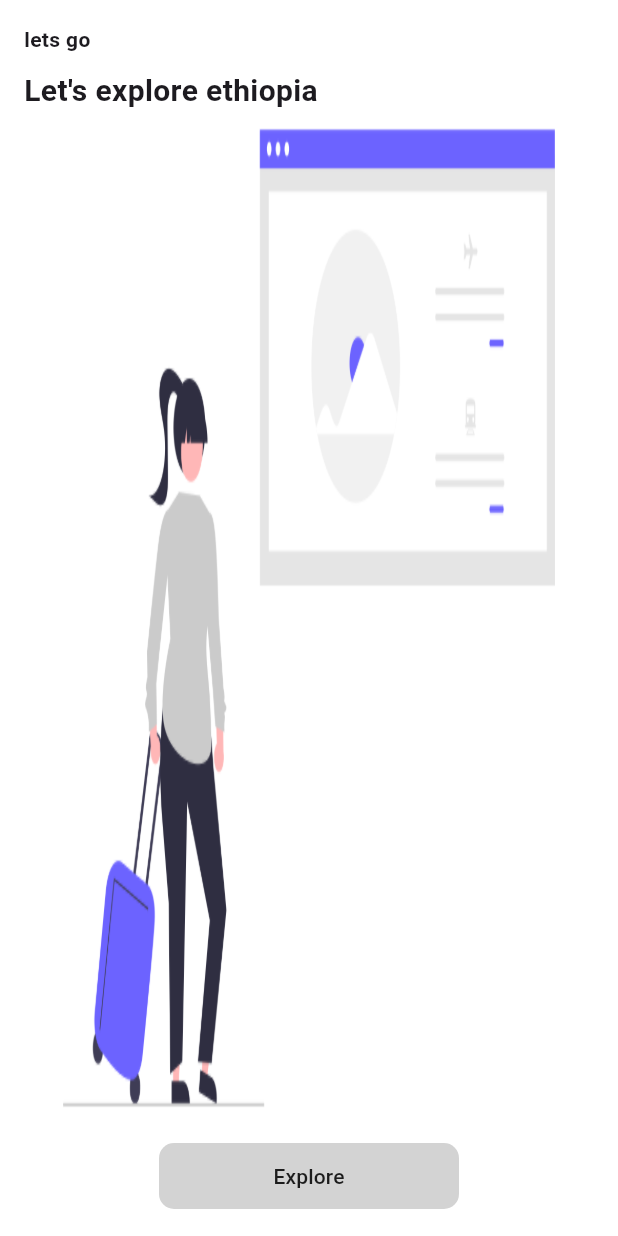
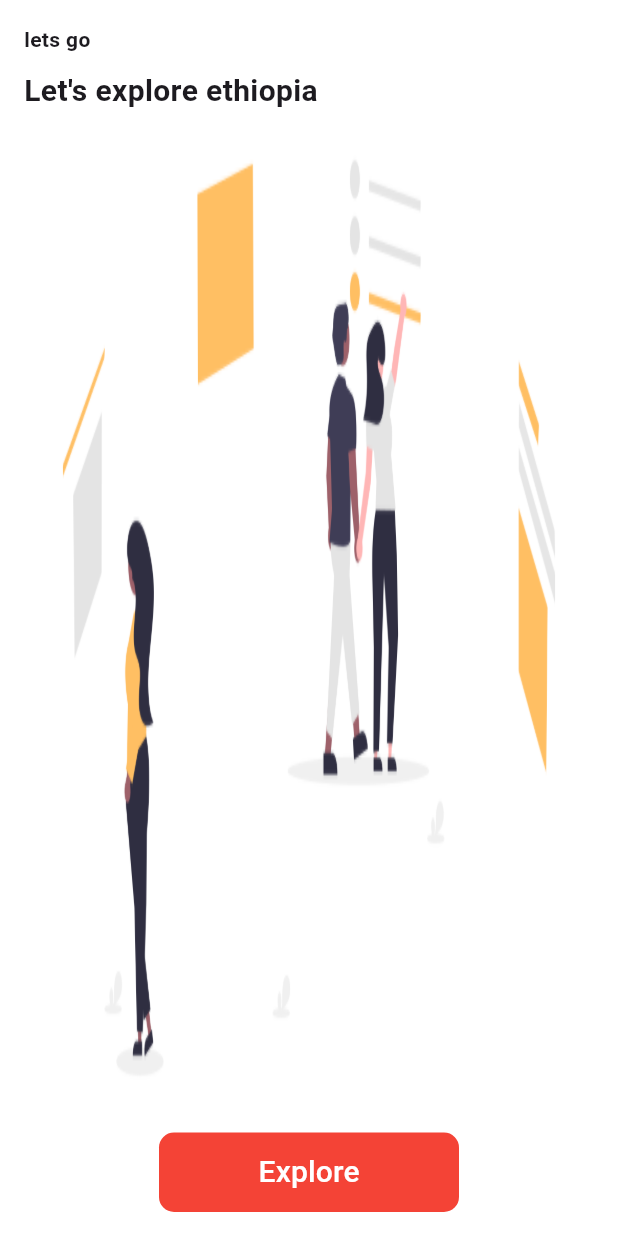
Before and after one commit to addisumotora/visit-ethiopia, a Flutter app: the screen it shows after launch, on a phone screen of 412 x 824 dp. Run offline on Flutter 3.47's test engine with Material 3 defaults, Android fonts, the phone set to English and light mode, and no system bars; drawn by our look-alikes of animated_text_kit; our stand-ins replace smooth_page_indicator.

Commit message:
onboarding page

```diff
--- a/lib/screens/onboarding_screen.dart
+++ b/lib/screens/onboarding_screen.dart
@@ -1,3 +1,4 @@
+import 'package:animated_text_kit/animated_text_kit.dart';
 import 'package:flutter/material.dart';
 import 'package:smooth_page_indicator/smooth_page_indicator.dart';
 
@@ -28,7 +29,7 @@ class _OnboardingScreenState extends State<OnboardingScreen> {
           padding: const EdgeInsets.all(16),
           decoration: const BoxDecoration(
             image: DecorationImage(
-                image: AssetImage('assets/svg/travel1.png'),
+                image: AssetImage('assets/tour_sites/tv2.png'),
                 fit: BoxFit.fill),
           ),
           child: Stack(
@@ -40,15 +41,15 @@ class _OnboardingScreenState extends State<OnboardingScreen> {
                     children: [
                       Text(
                         'lets go',
-                        style: TextStyle(
-                            fontWeight: FontWeight.bold),
+                        style: TextStyle(fontWeight: FontWeight.bold),
                       ),
                       SizedBox(height: 10),
                       Text(
                         "Let's explore ethiopia",
                         style: TextStyle(
-                            fontSize: 20.0,
-                            fontWeight: FontWeight.bold),
+                          fontSize: 20.0,
+                          fontWeight: FontWeight.bold,
+                        ),
                       )
                     ],
                   )),
@@ -74,11 +75,17 @@ class _OnboardingScreenState extends State<OnboardingScreen> {
           minWidth: 200,
           shape:
               RoundedRectangleBorder(borderRadius: BorderRadius.circular(10.0)),
-          color: const Color.fromARGB(66, 85, 85, 85),
+          color: Colors.red,
           onPressed: () {
             // Provider.of<AppStateManager>(context, listen: false).completeOnBoarding();
           },
-          child: const Text('Explore'),
+          child: AnimatedTextKit(
+            animatedTexts: [
+              WavyAnimatedText('Explore',
+                  textStyle:
+                      const TextStyle(color: Colors.white, fontSize: 20.0)),
+            ],
+          ),
         ),
       ],
     );
```
Also changed, not shown: assets/tour_sites/tv1.png (added), assets/tour_sites/tv2.png (added), assets/tour_sites/tv3.png (added).
